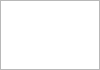
The window that dia/autocompletelist.ui (BKEngine/Creator) describes before a commit, drawn with Qt 5.
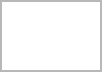
The same window after the commit.

Commit message: 自动补全样式修改

The edit to the form file:
```diff
--- a/dia/autocompletelist.ui
+++ b/dia/autocompletelist.ui
@@ -1,7 +1,7 @@
 <?xml version="1.0" encoding="UTF-8"?>
 <ui version="4.0">
  <class>AutoCompleteList</class>
- <widget class="QWidget" name="AutoCompleteList">
+ <widget class="QFrame" name="AutoCompleteList">
   <property name="geometry">
    <rect>
     <x>0</x>
@@ -28,6 +28,12 @@
   <property name="windowTitle">
    <string/>
   </property>
+  <property name="frameShape">
+   <enum>QFrame::StyledPanel</enum>
+  </property>
+  <property name="frameShadow">
+   <enum>QFrame::Raised</enum>
+  </property>
   <layout class="QGridLayout" name="gridLayout">
    <property name="sizeConstraint">
     <enum>QLayout::SetFixedSize</enum>
```
Left out of the diff: 2 changed lines with no effect on the pictures. The commit also changes 2 other files.
